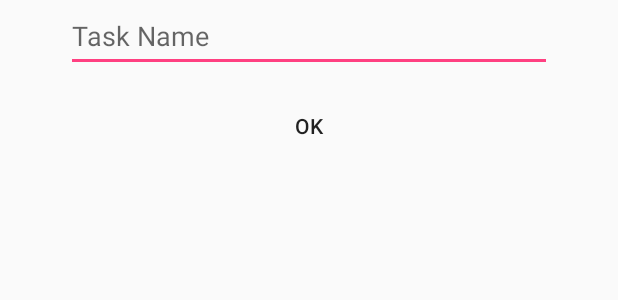
After one commit to tnarayanan/LosAltosHacksIII, an Android app: the layout item_name.xml on its own in the app's theme, with its tools: preview values and no code run, on a phone screen of 412 x 824 dp. The commit adds this screen. Shown: the top 300 px of the screen. Run offline under Robolectric (Android 15) with nearby library versions, the phone set to English and light mode, and no system bars.

```diff
--- a/app/src/main/java/com/example/lah3/losaltoshacks3/MainActivity.java
+++ b/app/src/main/java/com/example/lah3/losaltoshacks3/MainActivity.java
@@ -44,6 +44,8 @@ public class MainActivity extends AppCompatActivity implements MonthLoader.Month
         memailField = (EditText) findViewById(R.id.emailField);
         mpasswordField = (EditText) findViewById(R.id.passwordField);
         mAuth = FirebaseAuth.getInstance();
+        Intent i = new Intent(this, CreateTask.class);
+        startActivity(i);
 
     }
 
--- /dev/null
+++ b/app/src/main/res/layout/item_name.xml
@@ -0,0 +1,35 @@
+<?xml version="1.0" encoding="utf-8"?>
+<android.support.constraint.ConstraintLayout
+    xmlns:android="http://schemas.android.com/apk/res/android"
+    xmlns:app="http://schemas.android.com/apk/res-auto"
+    xmlns:tools="http://schemas.android.com/tools"
+    android:layout_width="match_parent"
+    android:layout_height="match_parent">
+
+    <EditText
+        android:id="@+id/taskName"
+        android:layout_width="324dp"
+        android:layout_height="48dp"
+        android:layout_marginEnd="8dp"
+        android:layout_marginStart="8dp"
+        android:ems="10"
+        android:hint="Task Name"
+        android:inputType="textPersonName"
+        app:layout_constraintEnd_toEndOf="parent"
+        app:layout_constraintStart_toStartOf="parent"
+        tools:layout_editor_absoluteY="38dp" />
+
+    <Button
+        android:id="@+id/button3"
+        style="@style/Widget.AppCompat.Button.Borderless"
+        android:layout_width="wrap_content"
+        android:layout_height="wrap_content"
+        android:layout_marginEnd="8dp"
+        android:layout_marginStart="8dp"
+        android:layout_marginTop="12dp"
+        android:text="OK"
+        app:layout_constraintEnd_toEndOf="parent"
+        app:layout_constraintStart_toStartOf="parent"
+        app:layout_constraintTop_toBottomOf="@+id/taskName" />
+
+</android.support.constraint.ConstraintLayout>
```
Also changed, not shown: app/src/main/java/com/example/lah3/losaltoshacks3/CreateTask.java (+43 -0 lines), 1 other file.
